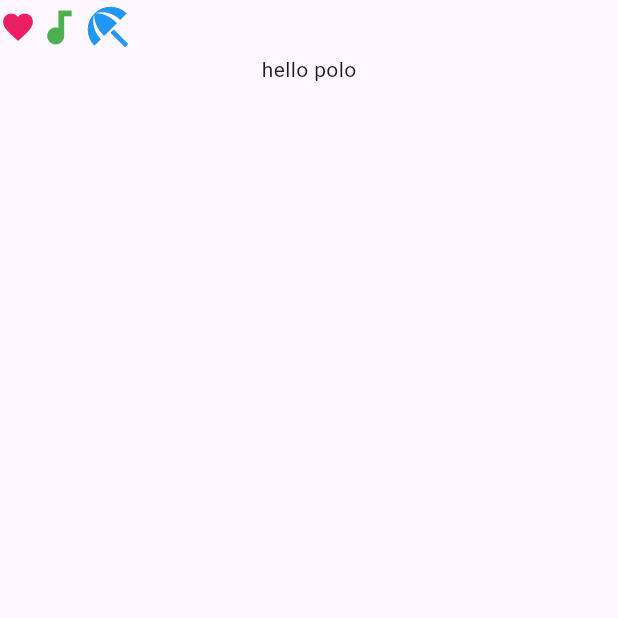
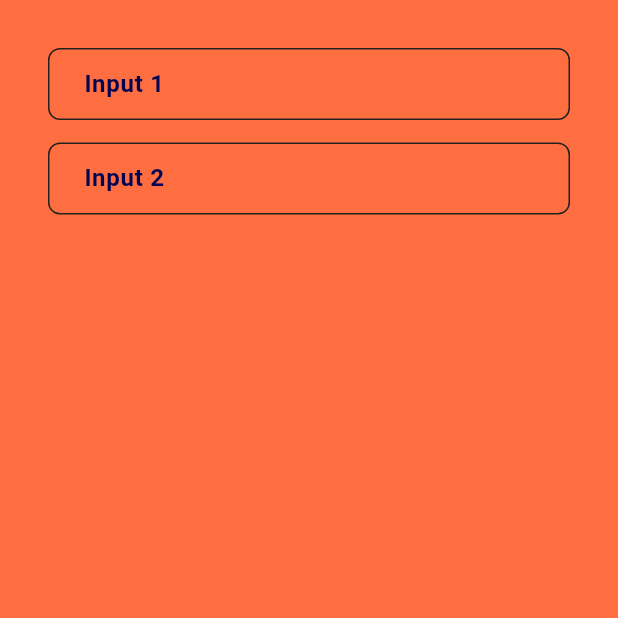
Before and after one commit to samrat12x/flutter-calculator-app, a Flutter app: the screen it shows after launch, on a phone screen of 412 x 824 dp, the top half of it. Run offline on Flutter 3.47's test engine with Material 3 defaults, Android fonts, the phone set to English and light mode, and no system bars.

Commit message:
input boxes created

```diff
--- /dev/null
+++ b/lib/app/app.dart
@@ -0,0 +1,22 @@
+import 'package:flutter/material.dart';
+import 'package:fuck/views/calculator_view.dart';
+
+class MainApp extends StatelessWidget {
+  const MainApp({super.key});
+
+  @override
+  Widget build(BuildContext context) {
+    return MaterialApp(
+        title: "Flutter CalC",
+        theme: ThemeData(
+          primarySwatch: Colors
+              .yellow, //Effect: when i select the ip box , border n dash line get this color
+        ),
+        debugShowCheckedModeBanner: false,
+        home: Scaffold(
+            backgroundColor: Colors.deepOrangeAccent,
+            body: SafeArea(
+                bottom: false,
+                child: Container(child: const CalculatorView()))));
+  }
+}
--- a/lib/app/w1.dart
+++ /dev/null
@@ -1,38 +0,0 @@
-import 'package:flutter/material.dart';
-
-class MainApp extends StatelessWidget {
-  const MainApp({super.key});
-
-  @override
-  Widget build(BuildContext context) {
-    return const MaterialApp(
-      debugShowCheckedModeBanner: false,
-      title: "flutter course: first appp",
-      home: Material(
-        child: Column(children: [
-          Row(
-            children: [
-              Icon(
-                Icons.favorite,
-                color: Colors.pink,
-                size: 24.0,
-                semanticLabel: 'Text to announce in accessibility modes',
-              ),
-              Icon(
-                Icons.audiotrack,
-                color: Colors.green,
-                size: 30.0,
-              ),
-              Icon(
-                Icons.beach_access,
-                color: Colors.blue,
-                size: 36.0,
-              ),
-            ],
-          ),
-          Text("hello polo")
-        ]),
-      ),
-    );
-  }
-}
--- a/lib/main.dart
+++ b/lib/main.dart
@@ -1,8 +1,8 @@
 import 'package:flutter/material.dart';
-import 'package:fuck/app/w1.dart';
+import 'package:fuck/app/app.dart';
 
 void main() {
-  runApp(Widget1());
+  runApp(const Widget1());
 }
 
 class Widget1 extends StatelessWidget {
--- /dev/null
+++ b/lib/views/calculator_view.dart
@@ -0,0 +1,65 @@
+import 'package:flutter/material.dart';
+
+class CalculatorView extends StatelessWidget {
+  const CalculatorView({super.key});
+
+  @override
+  Widget build(BuildContext context) {
+    return const Padding(
+      padding: EdgeInsets.all(32.0),
+      child: Column(
+        children: [
+          TextField(
+            keyboardType: TextInputType.number,
+            decoration: InputDecoration(
+              labelText: "Input 1",
+              labelStyle: TextStyle(
+                  color: Color.fromARGB(255, 0, 4, 83),
+                  fontWeight: FontWeight.bold),
+              contentPadding: EdgeInsets.fromLTRB(
+                  20, 0, 0, 0), //gives left margin to Hint/label text
+
+              hintText: 'Enter a number',
+              hintStyle: TextStyle(color: Colors.white),
+
+              enabledBorder: OutlineInputBorder(
+                borderSide: BorderSide(color: Color.fromARGB(255, 35, 32, 32)),
+                borderRadius: BorderRadius.all(Radius.circular(8.0)),
+              ),
+              focusedBorder: OutlineInputBorder(
+                  borderSide: const BorderSide(
+                    color: Colors.black,
+                  ),
+                  borderRadius: BorderRadius.all(Radius.circular(8.0))),
+            ),
+          ),
+          SizedBox(height: 15),
+          TextField(
+            keyboardType: TextInputType.number,
+            decoration: InputDecoration(
+              labelText: "Input 2",
+              labelStyle: TextStyle(
+                  color: Color.fromARGB(255, 0, 4, 83),
+                  fontWeight: FontWeight.bold),
+              contentPadding: EdgeInsets.fromLTRB(
+                  20, 0, 0, 0), //gives left margin to Hint/label text
+
+              hintText: 'Enter a number',
+              hintStyle: TextStyle(color: Colors.white),
+
+              enabledBorder: OutlineInputBorder(
+                borderSide: BorderSide(color: Color.fromARGB(255, 35, 32, 32)),
+                borderRadius: BorderRadius.all(Radius.circular(8.0)),
+              ),
+              focusedBorder: OutlineInputBorder(
+                  borderSide: const BorderSide(
+                    color: Colors.black,
+                  ),
+                  borderRadius: BorderRadius.all(Radius.circular(8.0))),
+            ),
+          ),
+        ],
+      ),
+    );
+  }
+}
```
Also changed, not shown: 1 other file.
